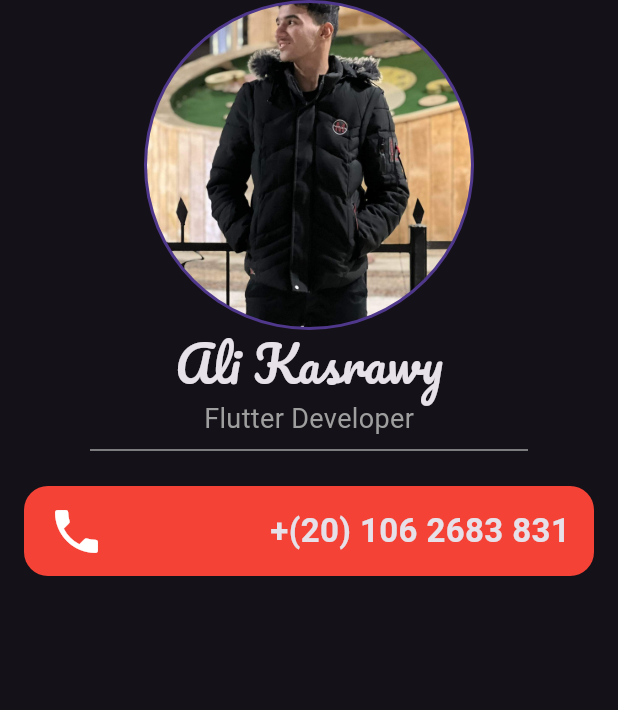
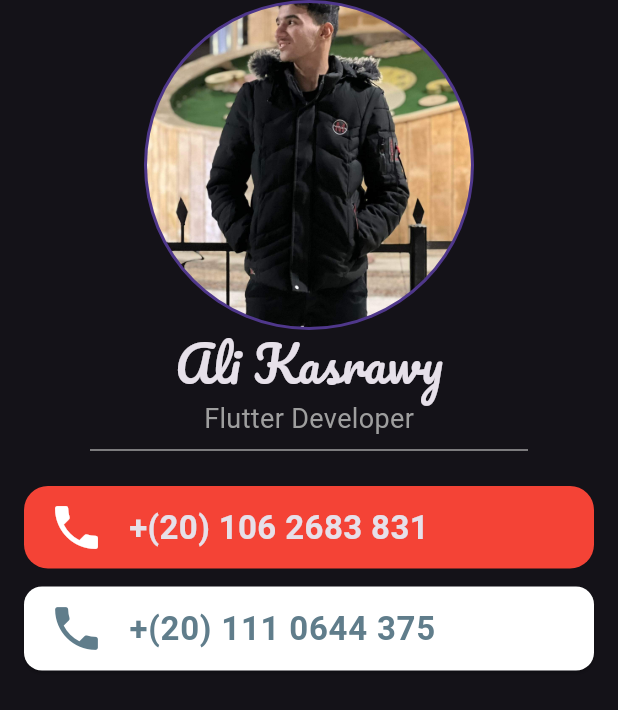
Before and after one commit to ali4hassan9ali2022/business_card_app, a Flutter app: the screen it shows after launch, on a phone screen of 412 x 824 dp. Shown: the top 710 px of the screen. Run offline on Flutter 3.47's test engine with Material 3 defaults, Android fonts, the phone set to English and light mode, and no system bars.

Commit message:
create card and list tile

```diff
--- a/lib/main.dart
+++ b/lib/main.dart
@@ -12,10 +12,10 @@ class BusinessCardApp extends StatelessWidget {
     return MaterialApp(
       theme: ThemeData.dark(),
       debugShowCheckedModeBanner: false,
-      home: Scaffold(
+      home: const Scaffold(
         body: Column(
           children: [
-            const CircleAvatar(
+            CircleAvatar(
               radius: 110,
               child: CircleAvatar(
                 radius: 108,
@@ -23,60 +23,103 @@ class BusinessCardApp extends StatelessWidget {
                     AssetImage("Assets/Images/received_4891786670929918.jpeg"),
               ),
             ),
-            const Text(
+            Text(
               "Ali Kasrawy",
               style: TextStyle(
                 fontSize: 32,
                 fontFamily: 'Pacifico',
               ),
             ),
-            const Text(
+            Text(
               "Flutter Developer",
               style: TextStyle(
                 fontSize: 18,
                 color: Colors.grey,
               ),
             ),
-            const Divider(
+            Divider(
               endIndent: 60,
               indent: 60,
               thickness: 1,
               color: Colors.grey,
             ),
-            const SizedBox(
+            SizedBox(
               height: 16,
             ),
+            CustomCard(
+              text: "+(20) 106 2683 831",
+              icon: Icons.phone,
+              color: Colors.red,
+            ),
+            SizedBox(
+              height: 8,
+            ),
             Padding(
+              padding: EdgeInsets.symmetric(horizontal: 12),
+              child: Card(
+                color: Colors.white,
+                child: ListTile(
+                  leading: Icon(
+                    Icons.phone,
+                    size: 38,
+                    color: Colors.blueGrey,
+                  ),
+                  title: Text(
+                    "+(20) 111 0644 375",
+                    style: TextStyle(
+                      fontSize: 22,
+                      fontWeight: FontWeight.bold,
+                      color: Colors.blueGrey,
+                    ),
+                  ),
+                ),
+              ),
+            )
+          ],
+        ),
+      ),
+    );
+  }
+}
+
+class CustomCard extends StatelessWidget {
+  const CustomCard({
+    super.key,
+    required this.text,
+    required this.icon,
+    required this.color,
+  });
+  final String text;
+  final IconData icon;
+  final Color color;
+  @override
+  Widget build(BuildContext context) {
+    return Padding(
       padding: const EdgeInsets.symmetric(horizontal: 16),
       child: Container(
-                height: 60,
+        height: 55,
         decoration: BoxDecoration(
-                  color: Colors.red,
+          color: color,
           borderRadius: BorderRadius.circular(
             16,
           ),
         ),
-                child: const Row(
+        child: Row(
           children: [
             Padding(
-                      padding: EdgeInsets.only(left: 16),
+              padding: const EdgeInsets.only(left: 16),
               child: Icon(
-                        Icons.phone,
+                icon,
                 size: 38,
               ),
             ),
-                    Spacer(),
             Padding(
-                      padding: EdgeInsets.only(right: 16),
+              padding: const EdgeInsets.only(left: 16),
               child: Text(
-                        "+(20) 106 2683 831",
-                        style: TextStyle(
+                text,
+                style: const TextStyle(
                   fontSize: 22,
                   fontWeight: FontWeight.bold,
-                        ),
-                      ),
-                    ),
-                  ],
                 ),
               ),
             ),
```
Lines whose indentation alone changed are shown as unchanged.
